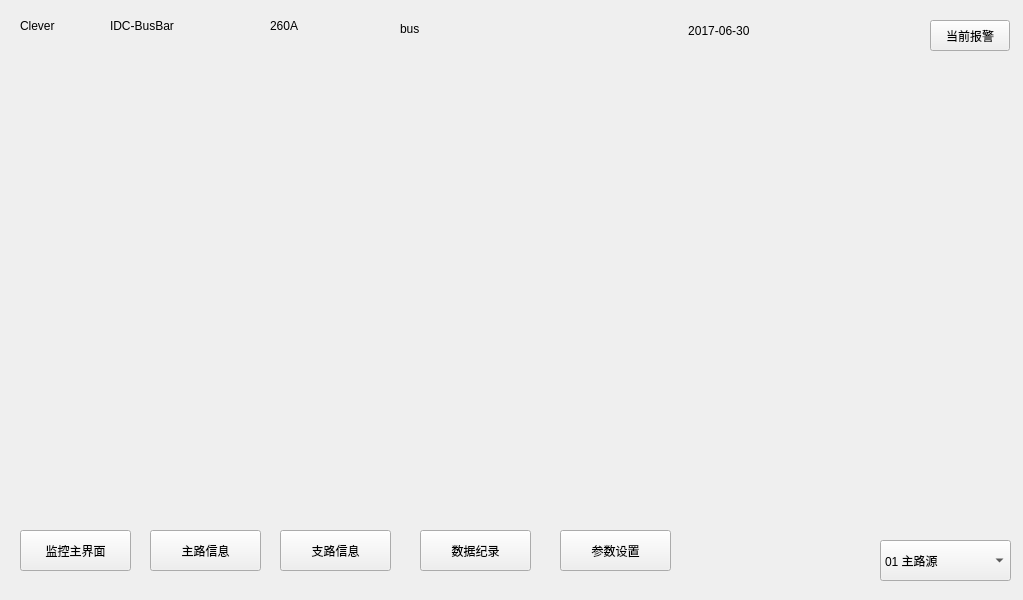
This is BusBar-Qt/mainwindow.ui in luozhiyong131/BusBar as Qt 5 draws it before an edit. The edited form follows.
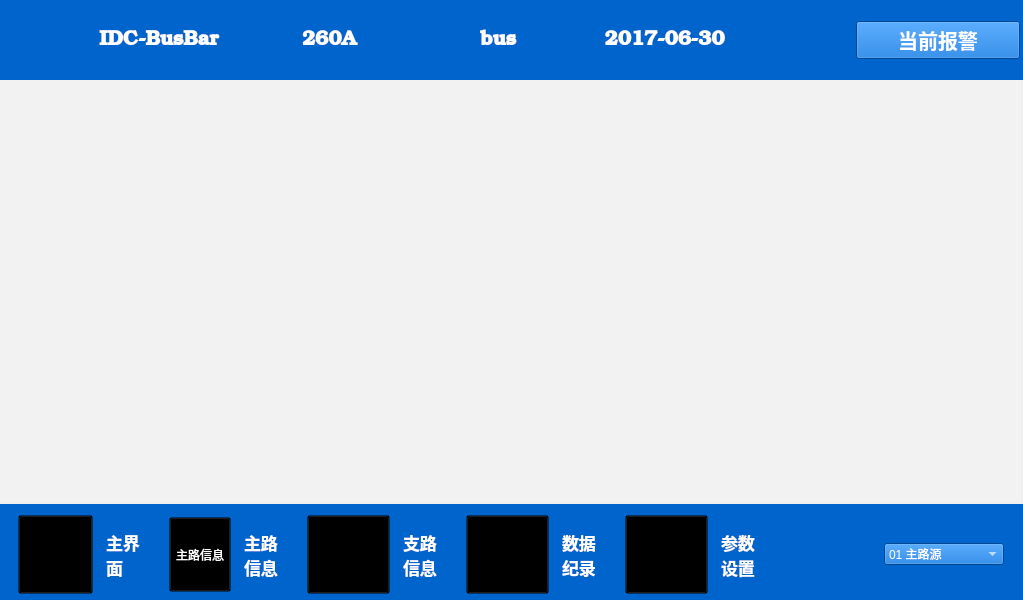
This is the edited form. Icons and pictures are not drawn.

The edit to the form file:
```diff
--- a/BusBar-Qt/mainwindow.ui
+++ b/BusBar-Qt/mainwindow.ui
@@ -14,194 +14,509 @@
    <string>MainWindow</string>
   </property>
   <widget class="QWidget" name="centralWidget">
-   <widget class="QToolButton" name="branchBtn">
-    <property name="geometry">
-     <rect>
-      <x>280</x>
-      <y>530</y>
-      <width>111</width>
-      <height>41</height>
-     </rect>
-    </property>
-    <property name="text">
-     <string>支路信息</string>
-    </property>
-   </widget>
-   <widget class="QLabel" name="label">
-    <property name="geometry">
-     <rect>
-      <x>20</x>
-      <y>10</y>
-      <width>81</width>
-      <height>31</height>
-     </rect>
-    </property>
-    <property name="text">
-     <string>Clever</string>
-    </property>
-   </widget>
-   <widget class="QToolButton" name="setBtn">
-    <property name="geometry">
-     <rect>
-      <x>560</x>
-      <y>530</y>
-      <width>111</width>
-      <height>41</height>
-     </rect>
-    </property>
-    <property name="text">
-     <string>参数设置</string>
-    </property>
-   </widget>
-   <widget class="QPushButton" name="alarmBtn">
-    <property name="geometry">
-     <rect>
-      <x>930</x>
-      <y>20</y>
-      <width>80</width>
-      <height>31</height>
-     </rect>
-    </property>
-    <property name="text">
-     <string>当前报警</string>
-    </property>
-   </widget>
-   <widget class="QToolButton" name="logBtn">
-    <property name="geometry">
-     <rect>
-      <x>420</x>
-      <y>530</y>
-      <width>111</width>
-      <height>41</height>
-     </rect>
-    </property>
-    <property name="text">
-     <string>数据纪录</string>
-    </property>
-   </widget>
-   <widget class="QLabel" name="nameLab">
-    <property name="geometry">
-     <rect>
-      <x>110</x>
-      <y>10</y>
-      <width>141</width>
-      <height>31</height>
-     </rect>
-    </property>
-    <property name="text">
-     <string>IDC-BusBar</string>
-    </property>
-   </widget>
-   <widget class="QLabel" name="ratedLab">
-    <property name="geometry">
-     <rect>
-      <x>270</x>
-      <y>10</y>
-      <width>81</width>
-      <height>31</height>
-     </rect>
-    </property>
-    <property name="text">
-     <string>260A</string>
-    </property>
-   </widget>
    <widget class="QStackedWidget" name="stackedWid">
     <property name="geometry">
      <rect>
       <x>0</x>
-      <y>60</y>
+      <y>80</y>
       <width>1021</width>
-      <height>451</height>
+      <height>421</height>
      </rect>
     </property>
+    <property name="styleSheet">
+     <string notr="true">background-color: rgb(242,242,242);</string>
+    </property>
     <property name="currentIndex">
      <number>-1</number>
     </property>
    </widget>
-   <widget class="QToolButton" name="homeBtn">
+   <widget class="QWidget" name="widget" native="true">
     <property name="geometry">
      <rect>
-      <x>20</x>
-      <y>530</y>
-      <width>111</width>
-      <height>41</height>
+      <x>0</x>
+      <y>0</y>
+      <width>1031</width>
+      <height>80</height>
      </rect>
     </property>
-    <property name="text">
-     <string>监控主界面</string>
+    <property name="styleSheet">
+     <string notr="true">background-color: rgb(0,100,205);
+color: rgb(255, 255, 255);</string>
     </property>
+    <layout class="QHBoxLayout" name="horizontalLayout_2">
+     <item>
+      <layout class="QHBoxLayout" name="horizontalLayout">
+       <item>
+        <widget class="QLabel" name="label_2">
+         <property name="minimumSize">
+          <size>
+           <width>0</width>
+           <height>60</height>
+          </size>
+         </property>
+         <property name="maximumSize">
+          <size>
+           <width>60</width>
+           <height>16777215</height>
+          </size>
+         </property>
+         <property name="text">
+          <string/>
+         </property>
+         <property name="pixmap">
+          <pixmap resource="images.qrc">:/new/prefix1/image/logo.jpg</pixmap>
+         </property>
+         <property name="scaledContents">
+          <bool>true</bool>
+         </property>
+        </widget>
+       </item>
+       <item>
+        <widget class="QLabel" name="nameLab">
+         <property name="font">
+          <font>
+           <family>URW Bookman L</family>
+           <pointsize>15</pointsize>
+           <weight>75</weight>
+           <bold>true</bold>
+          </font>
+         </property>
+         <property name="text">
+          <string>IDC-BusBar</string>
+         </property>
+         <property name="alignment">
+          <set>Qt::AlignCenter</set>
+         </property>
+        </widget>
+       </item>
+       <item>
+        <widget class="QLabel" name="ratedLab">
+         <property name="font">
+          <font>
+           <family>URW Bookman L</family>
+           <pointsize>15</pointsize>
+           <weight>75</weight>
+           <bold>true</bold>
+          </font>
+         </property>
+         <property name="text">
+          <string>260A</string>
+         </property>
+         <property name="alignment">
+          <set>Qt::AlignCenter</set>
+         </property>
+        </widget>
+       </item>
+       <item>
+        <widget class="QLabel" name="busNameLab">
+         <property name="font">
+          <font>
+           <family>URW Bookman L</family>
+           <pointsize>15</pointsize>
+           <weight>75</weight>
+           <bold>true</bold>
+          </font>
+         </property>
+         <property name="text">
+          <string>bus</string>
+         </property>
+         <property name="alignment">
+          <set>Qt::AlignCenter</set>
+         </property>
+        </widget>
+       </item>
+       <item>
+        <widget class="QLabel" name="timeLab">
+         <property name="font">
+          <font>
+           <family>URW Bookman L</family>
+           <pointsize>15</pointsize>
+           <weight>75</weight>
+           <bold>true</bold>
+          </font>
+         </property>
+         <property name="text">
+          <string>2017-06-30 </string>
+         </property>
+         <property name="alignment">
+          <set>Qt::AlignCenter</set>
+         </property>
+        </widget>
+       </item>
+       <item>
+        <spacer name="horizontalSpacer">
+         <property name="orientation">
+          <enum>Qt::Horizontal</enum>
+         </property>
+         <property name="sizeType">
+          <enum>QSizePolicy::Fixed</enum>
+         </property>
+         <property name="sizeHint" stdset="0">
+          <size>
+           <width>100</width>
+           <height>20</height>
+          </size>
+         </property>
+        </spacer>
+       </item>
+       <item>
+        <widget class="QPushButton" name="alarmBtn">
+         <property name="font">
+          <font>
+           <family>URW Bookman L</family>
+           <pointsize>15</pointsize>
+           <weight>75</weight>
+           <bold>true</bold>
+          </font>
+         </property>
+         <property name="text">
+          <string>当前报警</string>
+         </property>
+        </widget>
+       </item>
+      </layout>
+     </item>
+    </layout>
    </widget>
-   <widget class="QToolButton" name="lineBtn">
+   <widget class="QWidget" name="widget_2" native="true">
     <property name="geometry">
      <rect>
-      <x>150</x>
-      <y>530</y>
-      <width>111</width>
-      <height>41</height>
+      <x>0</x>
+      <y>504</y>
+      <width>1031</width>
+      <height>101</height>
      </rect>
     </property>
-    <property name="text">
-     <string>主路信息</string>
+    <property name="styleSheet">
+     <string notr="true">background-color: rgb(0,100,205);
+color: rgb(255, 255, 255);</string>
     </property>
-   </widget>
-   <widget class="QLabel" name="timeLab">
-    <property name="geometry">
-     <rect>
-      <x>560</x>
-      <y>10</y>
-      <width>321</width>
-      <height>41</height>
-     </rect>
-    </property>
-    <property name="text">
-     <string>2017-06-30 </string>
-    </property>
-    <property name="alignment">
-     <set>Qt::AlignCenter</set>
-    </property>
-   </widget>
-   <widget class="QComboBox" name="comboBox">
-    <property name="geometry">
-     <rect>
-      <x>880</x>
-      <y>540</y>
-      <width>131</width>
-      <height>41</height>
-     </rect>
-    </property>
-    <item>
-     <property name="text">
-      <string>01 主路源</string>
-     </property>
-    </item>
-    <item>
-     <property name="text">
-      <string>02 主路源</string>
-     </property>
-    </item>
-    <item>
-     <property name="text">
-      <string>03 主路源</string>
-     </property>
-    </item>
-    <item>
-     <property name="text">
-      <string>04 主路源</string>
-     </property>
-    </item>
-   </widget>
-   <widget class="QLabel" name="busNameLab">
-    <property name="geometry">
-     <rect>
-      <x>400</x>
-      <y>20</y>
-      <width>101</width>
-      <height>17</height>
-     </rect>
-    </property>
-    <property name="text">
-     <string>bus</string>
-    </property>
+    <layout class="QHBoxLayout" name="horizontalLayout_3">
+     <item>
+      <widget class="QToolButton" name="homeBtn">
+       <property name="minimumSize">
+        <size>
+         <width>0</width>
+         <height>75</height>
+        </size>
+       </property>
+       <property name="maximumSize">
+        <size>
+         <width>75</width>
+         <height>16777215</height>
+        </size>
+       </property>
+       <property name="styleSheet">
+        <string notr="true">background-color: transparent;</string>
+       </property>
+       <property name="text">
+        <string/>
+       </property>
+       <property name="icon">
+        <iconset resource="images.qrc">
+         <normaloff>:/new/prefix1/image/home.png</normaloff>:/new/prefix1/image/home.png</iconset>
+       </property>
+       <property name="iconSize">
+        <size>
+         <width>75</width>
+         <height>75</height>
+        </size>
+       </property>
+       <property name="autoRepeat">
+        <bool>false</bool>
+       </property>
+       <property name="autoExclusive">
+        <bool>false</bool>
+       </property>
+      </widget>
+     </item>
+     <item>
+      <widget class="QLabel" name="label_3">
+       <property name="maximumSize">
+        <size>
+         <width>50</width>
+         <height>16777215</height>
+        </size>
+       </property>
+       <property name="font">
+        <font>
+         <pointsize>13</pointsize>
+         <weight>75</weight>
+         <bold>true</bold>
+        </font>
+       </property>
+       <property name="text">
+        <string>主界面</string>
+       </property>
+       <property name="scaledContents">
+        <bool>false</bool>
+       </property>
+       <property name="wordWrap">
+        <bool>true</bool>
+       </property>
+      </widget>
+     </item>
+     <item>
+      <widget class="QToolButton" name="lineBtn">
+       <property name="minimumSize">
+        <size>
+         <width>0</width>
+         <height>75</height>
+        </size>
+       </property>
+       <property name="styleSheet">
+        <string notr="true">background-color: transparent;</string>
+       </property>
+       <property name="text">
+        <string>主路信息</string>
+       </property>
+       <property name="icon">
+        <iconset resource="images.qrc">
+         <normaloff>:/new/prefix1/image/main.png</normaloff>:/new/prefix1/image/main.png</iconset>
+       </property>
+       <property name="iconSize">
+        <size>
+         <width>75</width>
+         <height>75</height>
+        </size>
+       </property>
+      </widget>
+     </item>
+     <item>
+      <widget class="QLabel" name="label_4">
+       <property name="maximumSize">
+        <size>
+         <width>50</width>
+         <height>16777215</height>
+        </size>
+       </property>
+       <property name="font">
+        <font>
+         <pointsize>13</pointsize>
+         <weight>75</weight>
+         <bold>true</bold>
+        </font>
+       </property>
+       <property name="text">
+        <string>主路信息</string>
+       </property>
+       <property name="scaledContents">
+        <bool>false</bool>
+       </property>
+       <property name="wordWrap">
+        <bool>true</bool>
+       </property>
+      </widget>
+     </item>
+     <item>
+      <widget class="QToolButton" name="branchBtn">
+       <property name="minimumSize">
+        <size>
+         <width>0</width>
+         <height>75</height>
+        </size>
+       </property>
+       <property name="styleSheet">
+        <string notr="true">background-color: transparent;</string>
+       </property>
+       <property name="text">
+        <string/>
+       </property>
+       <property name="icon">
+        <iconset resource="images.qrc">
+         <normaloff>:/new/prefix1/image/branch.png</normaloff>:/new/prefix1/image/branch.png</iconset>
+       </property>
+       <property name="iconSize">
+        <size>
+         <width>75</width>
+         <height>75</height>
+        </size>
+       </property>
+      </widget>
+     </item>
+     <item>
+      <widget class="QLabel" name="label_5">
+       <property name="maximumSize">
+        <size>
+         <width>50</width>
+         <height>16777215</height>
+        </size>
+       </property>
+       <property name="font">
+        <font>
+         <pointsize>13</pointsize>
+         <weight>75</weight>
+         <bold>true</bold>
+        </font>
+       </property>
+       <property name="text">
+        <string>支路信息</string>
+       </property>
+       <property name="scaledContents">
+        <bool>false</bool>
+       </property>
+       <property name="wordWrap">
+        <bool>true</bool>
+       </property>
+      </widget>
+     </item>
+     <item>
+      <widget class="QToolButton" name="logBtn">
+       <property name="minimumSize">
+        <size>
+         <width>0</width>
+         <height>75</height>
+        </size>
+       </property>
+       <property name="styleSheet">
+        <string notr="true">background-color: transparent;</string>
+       </property>
+       <property name="text">
+        <string/>
+       </property>
+       <property name="icon">
+        <iconset resource="images.qrc">
+         <normaloff>:/new/prefix1/image/data.png</normaloff>:/new/prefix1/image/data.png</iconset>
+       </property>
+       <property name="iconSize">
+        <size>
+         <width>75</width>
+         <height>75</height>
+        </size>
+       </property>
+      </widget>
+     </item>
+     <item>
+      <widget class="QLabel" name="label_6">
+       <property name="maximumSize">
+        <size>
+         <width>50</width>
+         <height>16777215</height>
+        </size>
+       </property>
+       <property name="font">
+        <font>
+         <pointsize>13</pointsize>
+         <weight>75</weight>
+         <bold>true</bold>
+        </font>
+       </property>
+       <property name="text">
+        <string>数据纪录</string>
+       </property>
+       <property name="scaledContents">
+        <bool>false</bool>
+       </property>
+       <property name="wordWrap">
+        <bool>true</bool>
+       </property>
+      </widget>
+     </item>
+     <item>
+      <widget class="QToolButton" name="setBtn">
+       <property name="minimumSize">
+        <size>
+         <width>0</width>
+         <height>75</height>
+        </size>
+       </property>
+       <property name="styleSheet">
+        <string notr="true">background-color: transparent;</string>
+       </property>
+       <property name="text">
+        <string/>
+       </property>
+       <property name="icon">
+        <iconset resource="images.qrc">
+         <normaloff>:/new/prefix1/image/setting.png</normaloff>:/new/prefix1/image/setting.png</iconset>
+       </property>
+       <property name="iconSize">
+        <size>
+         <width>75</width>
+         <height>75</height>
+        </size>
+       </property>
+      </widget>
+     </item>
+     <item>
+      <widget class="QLabel" name="label_7">
+       <property name="maximumSize">
+        <size>
+         <width>50</width>
+         <height>16777215</height>
+        </size>
+       </property>
+       <property name="font">
+        <font>
+         <pointsize>13</pointsize>
+         <weight>75</weight>
+         <bold>true</bold>
+        </font>
+       </property>
+       <property name="text">
+        <string>参数设置</string>
+       </property>
+       <property name="scaledContents">
+        <bool>false</bool>
+       </property>
+       <property name="wordWrap">
+        <bool>true</bool>
+       </property>
+      </widget>
+     </item>
+     <item>
+      <spacer name="horizontalSpacer_2">
+       <property name="orientation">
+        <enum>Qt::Horizontal</enum>
+       </property>
+       <property name="sizeType">
+        <enum>QSizePolicy::Fixed</enum>
+       </property>
+       <property name="sizeHint" stdset="0">
+        <size>
+         <width>100</width>
+         <height>20</height>
+        </size>
+       </property>
+      </spacer>
+     </item>
+     <item>
+      <widget class="QComboBox" name="comboBox">
+       <property name="minimumSize">
+        <size>
+         <width>120</width>
+         <height>0</height>
+        </size>
+       </property>
+       <property name="maximumSize">
+        <size>
+         <width>100</width>
+         <height>16777215</height>
+        </size>
+       </property>
+       <item>
+        <property name="text">
+         <string>01 主路源</string>
+        </property>
+       </item>
+       <item>
+        <property name="text">
+         <string>02 主路源</string>
+        </property>
+       </item>
+       <item>
+        <property name="text">
+         <string>03 主路源</string>
+        </property>
+       </item>
+       <item>
+        <property name="text">
+         <string>04 主路源</string>
+        </property>
+       </item>
+      </widget>
+     </item>
+    </layout>
    </widget>
   </widget>
  </widget>
```
Left out of the diff: 4 changed lines with no effect on the pictures.
